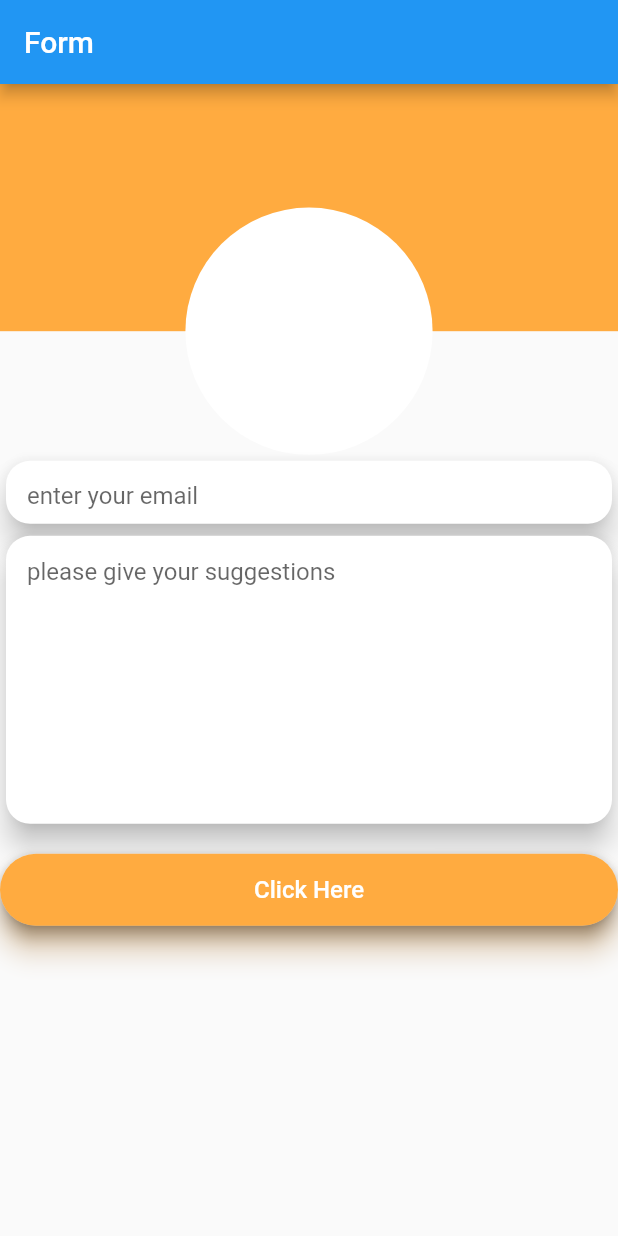
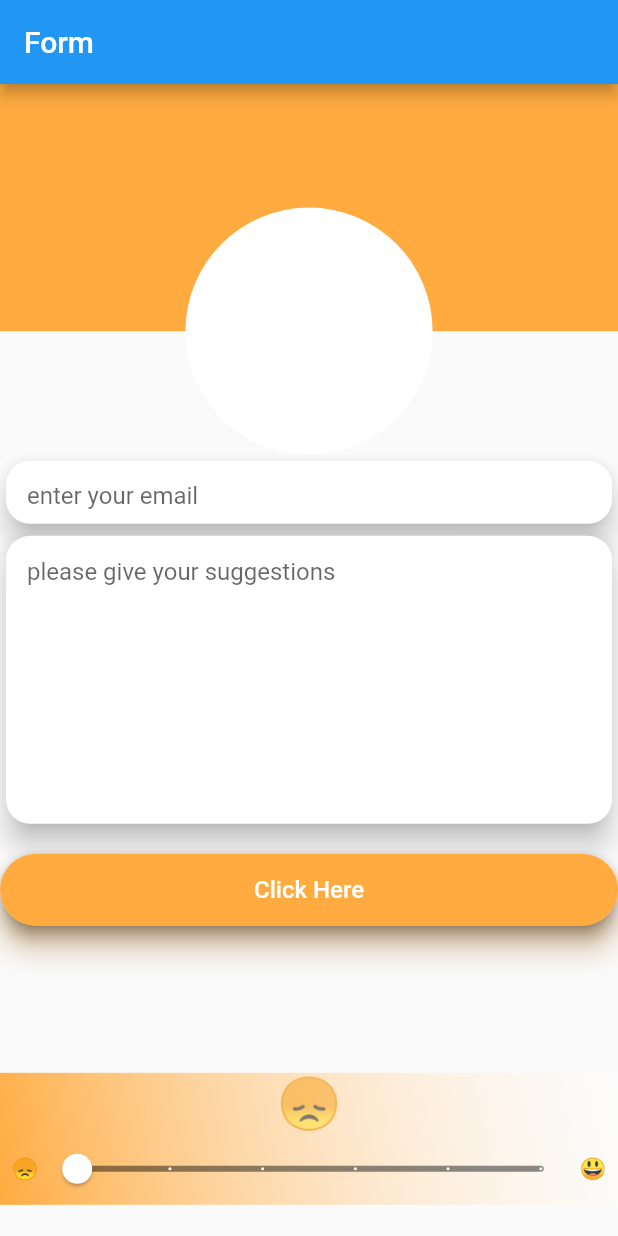
Before and after one commit to adityagautam98/experimental, a Flutter app: the screen it shows after launch, on a phone screen of 412 x 824 dp. Run offline on Flutter 3.47's test engine with Material 2 defaults, Android fonts, the phone set to English and light mode, and no system bars.

Commit message:
commit - 1

```diff
--- a/lib/main.dart
+++ b/lib/main.dart
@@ -1,8 +1,9 @@
 import 'dart:async';
 import 'package:flutter/material.dart';
 
+
+const _emojis = ['😞','1','2','3','4','😃'];
 void main() => runApp(MyApp());
-
 class MyApp extends StatelessWidget {
   @override
   Widget build(BuildContext context) {
@@ -52,8 +53,7 @@ class MyCustomFormState extends State<MyCustomForm>
   Widget build(BuildContext context) {
     data = MediaQuery.of(context);
     // Build a Form widget using the _formKey created above.
-    return Column(
-      mainAxisSize: MainAxisSize.min,
+    return ListView(
       children: <Widget>[
         Container(
           height: data.size.height * .3,
@@ -167,6 +167,64 @@ class MyCustomFormState extends State<MyCustomForm>
             ]),
           ),
         ),
+        Container(
+          decoration: BoxDecoration(
+              gradient: new LinearGradient(
+                  colors: [Colors.orangeAccent, Colors.white30],
+                  begin: Alignment.bottomLeft,
+                  end: Alignment.topRight
+              )
+          ),
+          child: Center(
+            child: Column(
+              mainAxisAlignment: MainAxisAlignment.center,
+              children: <Widget>[
+                Text(
+                  '${_emojis[_value.toInt()]}',
+                  style: Theme.of(context).textTheme.display1,
+                ),
+                Padding(
+                  padding: const EdgeInsets.symmetric(horizontal: 8.0),
+                  child: Container(
+                    child: Row(
+                      mainAxisAlignment: MainAxisAlignment.center,
+                      children: <Widget>[
+                        Text(_emojis[0], softWrap: true),
+                        Expanded(
+                          child: Slider(
+
+                            value: _value,
+                            //label: _emojis[_value.toInt()],
+                            min: 0.0,
+                            max: 5.0,
+                            divisions: 5,
+
+
+                            onChangeStart: (double value) {
+                              print('Start value is ' + value.toString());
+                            },
+                            onChangeEnd: (double value) {
+                              print('Finish value is ' + value.toString());
+                            },
+                            onChanged: (double value) {
+                              setState(() {
+                                _value = value;
+                              });
+                            },
+                            activeColor: Colors.white,
+                            inactiveColor: Colors.black45,
+                          ),
+                        ),
+                        Text(_emojis[5], softWrap: true,)
+                      ],
+                    ),
+                  ),
+                ),
+              ],
+            ),
+          ),
+        ),
+
       ],
     );
   }
```
